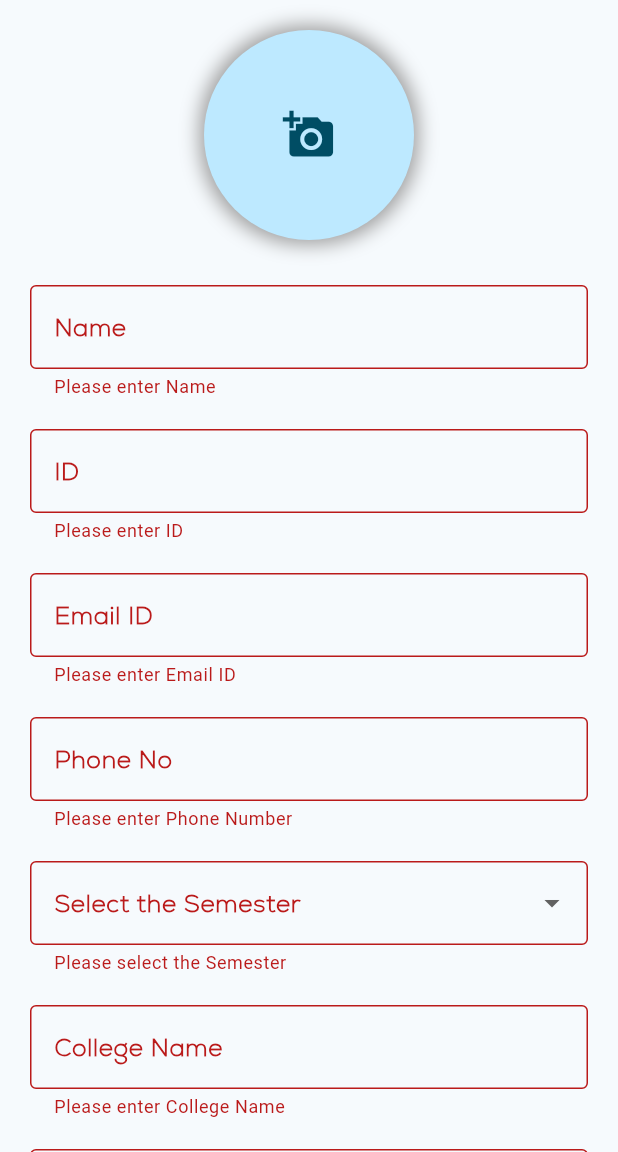
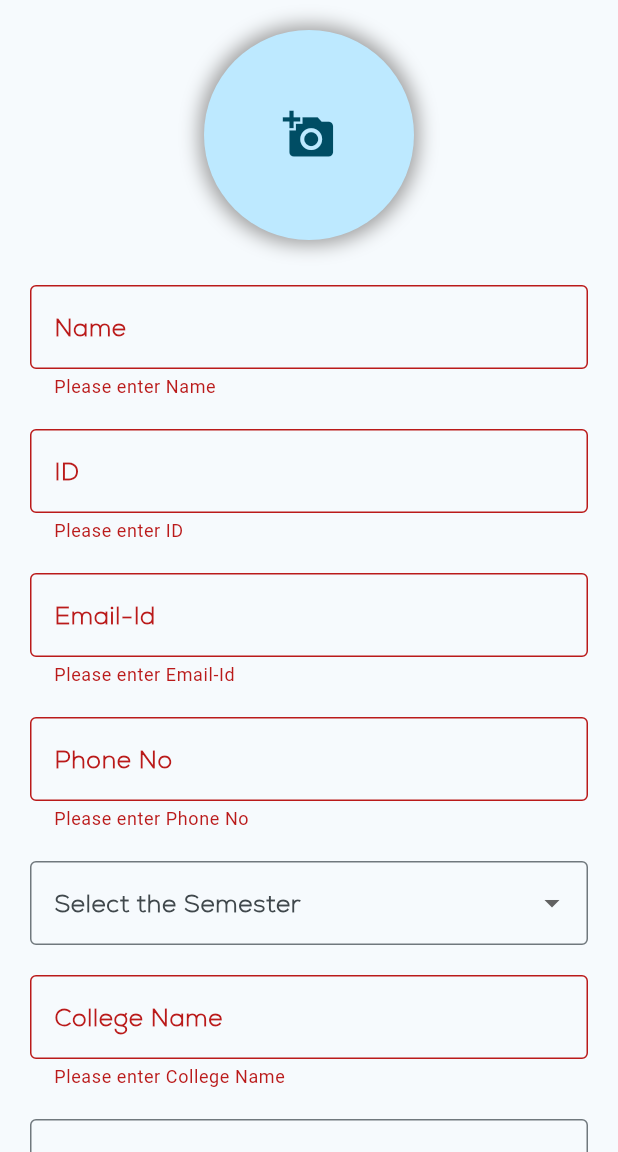
Before and after one commit to Rohit-R-M/SAM_mini_project, a Flutter app: the ProfileViewScreen screen opened directly, after a tap on "Save Changes", on a phone screen of 412 x 824 dp, the part 84-1236 px from its top. Run offline on Flutter 3.47's test engine with Material 3 defaults, Android fonts, the phone set to English and light mode, and no system bars; our stand-ins replace cloud_firestore, file_picker, firebase_auth, firebase_core, firebase_database, firebase_storage and 5 more; missing offline and left inert: easy_pdf_viewer; accounts and stored records are empty; network calls fail.

Commit message:
profile updated

```diff
--- a/lib/Admin/Course/CourseAdd.dart
+++ b/lib/Admin/Course/CourseAdd.dart
@@ -18,7 +18,7 @@ class _AdminCourseAddState extends State<AdminCourseAdd> {
 
   final TextEditingController _courseName = TextEditingController();
   final TextEditingController _courseInstructor = TextEditingController();
-  final String _branch = "Computer Science & Engineering";
+ final TextEditingController _courseInstructorid = TextEditingController();
 
 
   bool isloading = false;
@@ -36,10 +36,12 @@ class _AdminCourseAddState extends State<AdminCourseAdd> {
         'semester': _selectedValue,
         'course_name': _courseName.text.trim(),
         'course_instructor': _courseInstructor.text.trim(),
+        'instructor_id':_courseInstructorid.text.trim().toUpperCase(),
       });
 
       _courseName.clear();
       _courseInstructor.clear();
+      _courseInstructorid.clear();
       setState(() {
         _selectedValue = null;
       });
@@ -151,6 +153,26 @@ class _AdminCourseAddState extends State<AdminCourseAdd> {
                       return null;
                     },
                   ),
+                  SizedBox(height: 15,),
+
+                  Text("Course Instructor Id", style: TextStyle(fontWeight: FontWeight.bold, fontFamily: 'NexaBold',fontSize: 20),),
+
+                  TextFormField(
+                    controller: _courseInstructorid,
+                    keyboardType: TextInputType.text,
+                    decoration: InputDecoration(
+                        border: OutlineInputBorder(
+                          borderRadius: BorderRadius.circular(10),
+                        ),
+                        label: Text("Instructor Id", style: TextStyle(fontWeight: FontWeight.bold, fontFamily: 'NexaBold',))
+                    ),
+                    validator: (value){
+                      if(value==null || value.isEmpty){
+                        return'Please enter Instructor Id';
+                      }
+                      return null;
+                    },
+                  ),
 
                   SizedBox(height: 15,),
 
@@ -172,6 +194,7 @@ class _AdminCourseAddState extends State<AdminCourseAdd> {
                       return null;
                     },
                   ),
+
 
                   SizedBox(height:30,),
 
--- a/lib/Admin/Course/CourseList.dart
+++ b/lib/Admin/Course/CourseList.dart
@@ -14,9 +14,12 @@ class _AdminCourseListState extends State<AdminCourseList> {
   Future<void> _addOrUpdateCourse({DocumentSnapshot? course}) async {
     final courseNameController = TextEditingController(text: course?['course_name'] ?? '');
     final courseInstController = TextEditingController(text: course?['course_instructor'] ?? '');
+    final courseInstidController = TextEditingController(text: course?['instructor_id'] ?? '');
+
 
     String branch = course?['branch'] ?? '';
     String _selectedSem = course?['semester'] ?? '';
+
 
     await showDialog(
       context: context,
@@ -41,6 +44,10 @@ class _AdminCourseListState extends State<AdminCourseList> {
                       TextField(
                         controller: courseInstController,
                         decoration: InputDecoration(labelText: 'Course Instructor'),
+                      ),
+                      TextField(
+                        controller: courseInstidController,
+                        decoration: InputDecoration(labelText: 'Course Instructor Id'),
                       ),
 
                       SizedBox(height: 10),
@@ -107,6 +114,7 @@ class _AdminCourseListState extends State<AdminCourseList> {
                     final data = {
                       'course_name': courseNameController.text,
                       'course_instructor': courseInstController.text,
+                      'instructor_id': courseInstidController.text,
                       'semester': _selectedSem,
                       'branch': branch,
                     };
@@ -201,7 +209,7 @@ class _AdminCourseListState extends State<AdminCourseList> {
           final courses = snapshot.data!.docs;
           Map<String, Map<String, List<DocumentSnapshot>>> branchWiseSemesterCourses = {};
 
-          // Group courses by branch and semester
+
           for (var course in courses) {
             String branch = course['branch'] ?? 'Unknown Branch';
             String semester = course['semester'] ?? 'Unknown Semester';
@@ -227,6 +235,7 @@ class _AdminCourseListState extends State<AdminCourseList> {
                     children: branchWiseSemesterCourses[branch]![semester]!.map((course) {
                       var courseName = course['course_name'] ?? 'Unknown Course';
                       var courseInst = course['course_instructor'] ?? 'N/A';
+                      var courseInstid = course['instructor_id'] ?? 'N/A';
 
                       return ListTile(
                         title: Text(
@@ -236,7 +245,13 @@ class _AdminCourseListState extends State<AdminCourseList> {
                             fontFamily: 'Nexa',
                           ),
                         ),
-                        subtitle: Text("Instructor: $courseInst"),
+                        subtitle: Column(
+                          crossAxisAlignment: CrossAxisAlignment.start,
+                          children: [
+                            Text("Instructor: $courseInst"),
+                            Text("ID: $courseInstid"),
+                          ],
+                        ),
                         trailing: Row(
                           mainAxisSize: MainAxisSize.min,
                           children: [
--- a/lib/Student/Academics/attendance.dart
+++ b/lib/Student/Academics/attendance.dart
@@ -54,9 +54,9 @@ class _AttendanceScreenState extends State<AttendanceScreen> {
           // Access the correct document path in Firestore
           DocumentSnapshot studentDoc = await FirebaseFirestore.instance
               .collection('Attendance')
-              .doc(semester) // Semester-level document
+              .doc(semester)
               .collection('students')
-              .doc(studentId) // Student-level document with student ID as the document ID
+              .doc(studentId)
               .get();
 
           if (studentDoc.exists) {
--- a/lib/Student/drawer/Profile_View.dart
+++ b/lib/Student/drawer/Profile_View.dart
@@ -4,6 +4,8 @@ import 'package:firebase_storage/firebase_storage.dart';
 import 'package:image_picker/image_picker.dart';
 import 'dart:typed_data';
 import 'package:cloud_firestore/cloud_firestore.dart';
+import 'package:flutter/services.dart';
+import 'package:http/http.dart' as http;
 
 class ProfileViewScreen extends StatefulWidget {
   @override
@@ -18,9 +20,15 @@ class _ProfileViewScreenState extends State<ProfileViewScreen> {
   final FirebaseFirestore _firestore = FirebaseFirestore.instance;
 
   Uint8List? _image;
-  String? _name, _id, _semester, _collegeName, _branchName, _selectedBranch,_selectedSem;
+  String? _name,
+      _id,
+      _email,
+      _semester,
+      _collegeName,
+      _branchName,
+      _selectedBranch,
+      _selectedSem;
 
-  // Controllers for text fields
   final TextEditingController nameController = TextEditingController();
   final TextEditingController idController = TextEditingController();
   final TextEditingController emailidController = TextEditingController();
@@ -30,10 +38,8 @@ class _ProfileViewScreenState extends State<ProfileViewScreen> {
   final TextEditingController phonenoController = TextEditingController();
   final String role = 'Student';
 
-  // Loading state
   bool _isLoading = false;
 
-  // Function to select image from gallery
   Future<void> selectImage() async {
     final XFile? pickedImage =
         await _picker.pickImage(source: ImageSource.gallery);
@@ -57,7 +63,6 @@ class _ProfileViewScreenState extends State<ProfileViewScreen> {
     return downloadUrl; // Return the URL of the uploaded image
   }
 
-  // Function to update user profile
   void updateProfile() async {
     if (!_formKey.currentState!.validate()) return;
 
@@ -68,37 +73,47 @@ class _ProfileViewScreenState extends State<ProfileViewScreen> {
     String? downloadUrl = await uploadImage();
 
     try {
-      User? user = _auth.currentUser;
+      User? user = _auth.currentUser; // Ensure _auth is initialized with FirebaseAuth.instance
       if (user != null) {
-        // Update display name and photo URL in Firebase Auth
+        // Update Firebase Authentication Profile (displayName and photoURL)
         await user.updateProfile(
-            displayName: nameController.text.trim(), photoURL: downloadUrl);
+          displayName: nameController.text.trim(),
+          photoURL: downloadUrl,
+        );
 
-        // Update additional user details in Firestore
-        await _firestore.collection('Student_users').doc(user.uid).set({
+        // Query Firestore to get document matching email and usn
+        QuerySnapshot querySnapshot = await FirebaseFirestore.instance
+            .collection('Student_list')
+            .where('email', isEqualTo: emailidController.text.trim())
+            .where('usn', isEqualTo: idController.text.trim().toUpperCase())
+            .get();
+
+        if (querySnapshot.docs.isNotEmpty) {
+          await FirebaseFirestore.instance.collection('Student_users').doc(user.uid).set({
             'name': nameController.text.trim(),
-          'id': idController.text.trim(),
-          'email': emailidController.text.trim(),
+            'id': idController.text.trim().toUpperCase(),
+            'email':  emailidController.text.trim(),
             'phone_no': phonenoController.text.trim(),
-          'semester':_selectedSem,
+            'semester': _selectedSem,
             'college_name': collegeController.text.trim(),
             'branch_name': _selectedBranch,
-          'image_url': downloadUrl,
-          'role': role,
+            'image_url': downloadUrl, // Store the image URL
           }, SetOptions(merge: true));
+          _showDialog("Profile Updated", "Your profile has been successfully updated.");
 
-        _showDialog(
-            "Profile Updated", "Your profile has been successfully updated.");
+        } else {
+          _showDialog("Failed to Update", 'Please try again');
+        }
       }
     } catch (error) {
-      _showDialog(
-          "Update Failed", "There was an error updating your profile: $error");
+      _showDialog("Update Failed", "There was an error updating your profile: $error");
     } finally {
       setState(() {
-        _isLoading = false; // Stop loading
+        _isLoading = false;
       });
     }
   }
+
 
   // Function to show dialog messages
   void _showDialog(String title, String message) {
@@ -134,15 +149,23 @@ class _ProfileViewScreenState extends State<ProfileViewScreen> {
         await _firestore.collection('Student_users').doc(uid).get();
     if (snapshot.exists) {
       final data = snapshot.data() as Map<String, dynamic>;
+
       setState(() {
-        _selectedSem = data['semester'] ?? '';
+        semesterController.text = data['semester'] ?? '';
         idController.text = data['id'] ?? '';
         emailidController.text = data['email'] ?? '';
         phonenoController.text = data['phone_no'] ?? '';
         collegeController.text = data['college_name'] ?? '';
+        _selectedSem = data['semester'] ?? '';
         _selectedBranch = data['branch_name'] ?? '';
-        _image = data['image_url'];
       });
+
+      if (data['image_url'] != null) {
+        http.Response response = await http.get(Uri.parse(data['image_url']));
+        setState(() {
+          _image = response.bodyBytes;
+        });
+      }
     }
   }
 
@@ -162,7 +185,6 @@ class _ProfileViewScreenState extends State<ProfileViewScreen> {
             style: TextStyle(fontFamily: 'Nexa', color: Colors.white)),
         centerTitle: true,
       ),
-
       body: SingleChildScrollView(
         padding: const EdgeInsets.all(20),
         child: Form(
@@ -192,84 +214,23 @@ class _ProfileViewScreenState extends State<ProfileViewScreen> {
                 ),
               ),
               const SizedBox(height: 20),
-
               buildTextField("Name", nameController),
               buildTextField("ID", idController),
-              buildTextField("Email ID", emailidController),
+              buildTextField("Email-Id", emailidController),
 
-              Padding(
-                padding: const EdgeInsets.symmetric(vertical: 10),
-                child: TextFormField(
-                  controller: phonenoController,
-                  keyboardType: TextInputType.number,
-                  decoration: InputDecoration(
-                    labelText: 'Phone No',
-                    labelStyle: TextStyle(
-                        fontFamily: 'NexaBold', fontWeight: FontWeight.w900),
-                    border: OutlineInputBorder(),
-                  ),
-                  validator: (value) {
-                    if (value == null || value.isEmpty) {
-                      return 'Please enter Phone Number';
-                    } else if (value.length != 10) {
-                      return 'Please enter Valid Phone Number';
-                    }
-                    return null;
-                  },
-                ),
-              ),
-
-              Padding(
-                padding: const EdgeInsets.symmetric(vertical: 10),
-                child: DropdownButtonFormField<String>(
-                  decoration: InputDecoration(
-                    labelText: 'Select the Semester',
-                    labelStyle: TextStyle( fontFamily: 'NexaBold',fontWeight: FontWeight.w900),
-                    border: OutlineInputBorder(),
-                  ),
-                  value: _selectedSem,
-                  items: ['1', '2', '3', '4', '5', '6', '7', '8']
-                      .map((String option) => DropdownMenuItem<String>(
-                    value: option,
-                    child: Text(option),
-                  ))
-                      .toList(),
-                  onChanged: (newValue) {
-                    setState(() {
-                      _selectedSem = newValue;
-                    });
-                  },
-                  validator: (value) => value == null ? 'Please select the Semester' : null,
-                ),
-              ),
-
+              buildTextField("Phone No", phonenoController, isPhone: true),
+              buildDropdownField("Select the Semester", _selectedSem,
+                  ['1', '2', '3', '4', '5', '6', '7', '8']),
               buildTextField("College Name", collegeController),
-
-              Padding(
-                padding: const EdgeInsets.symmetric(vertical: 10),
-                child: DropdownButtonFormField<String>(
-                  decoration: InputDecoration(
-                    labelText: 'Select an Branch',
-                    labelStyle: TextStyle(
-                        fontFamily: 'NexaBold', fontWeight: FontWeight.w900),
-                    border: OutlineInputBorder(),
-                  ),
-                  value: _selectedBranch,
-                  items: ["Computer Science & Engineering", 'Information Science & Engineering','Civil Engineering',"Mechanical Engineering","Electrical Engineering","Electronics & Communication Engineering","Biotechnology Engineering"]
-                      .map((String option) => DropdownMenuItem<String>(
-                            value: option,
-                            child: Text(option),
-                          ))
-                      .toList(),
-                  onChanged: (newValue) {
-                    setState(() {
-                      _selectedBranch = newValue;
-                    });
-                  },
-                  validator: (value) =>
-                      value == null ? 'Please select the Branch' : null,
-                ),
-              ),
+              buildDropdownField("Select an Branch", _selectedBranch, [
+                "Computer Science & Engineering",
+                'Information Science & Engineering',
+                'Civil Engineering',
+                "Mechanical Engineering",
+                "Electrical Engineering",
+                "Electronics & Communication Engineering",
+                "Biotechnology Engineering"
+              ]),
               const SizedBox(height: 20),
               _isLoading
                   ? CircularProgressIndicator()
@@ -286,14 +247,15 @@ class _ProfileViewScreenState extends State<ProfileViewScreen> {
       ),
     );
   }
-}
 
-// Widget to build text fields
-Widget buildTextField(String label, TextEditingController controller) {
+  Widget buildTextField(String label, TextEditingController controller,
+      {bool readOnly = false, bool isPhone = false}) {
     return Padding(
       padding: const EdgeInsets.symmetric(vertical: 10),
       child: TextFormField(
         controller: controller,
+        readOnly: readOnly,
+        keyboardType: isPhone ? TextInputType.number : TextInputType.text,
         decoration: InputDecoration(
           labelText: label,
           labelStyle:
@@ -304,8 +266,42 @@ Widget buildTextField(String label, TextEditingController controller) {
           if (value == null || value.isEmpty) {
             return 'Please enter $label';
           }
+          if (isPhone && value.length != 10) {
+            return 'Please enter a valid phone number';
+          }
           return null;
         },
       ),
     );
   }
+
+  Widget buildDropdownField(
+      String label, String? selectedValue, List<String> options) {
+    return Padding(
+      padding: const EdgeInsets.symmetric(vertical: 10),
+      child: DropdownButtonFormField<String>(
+        decoration: InputDecoration(
+          labelText: label,
+          labelStyle:
+              TextStyle(fontFamily: 'NexaBold', fontWeight: FontWeight.w900),
+          border: OutlineInputBorder(),
+        ),
+        value: selectedValue,
+        items: options.map((String value) {
+          return DropdownMenuItem<String>(
+            value: value,
+            child: Text(value),
+          );
+        }).toList(),
+        onChanged: (newValue) {
+          setState(() {
+            if (label.contains('Semester'))
+              _selectedSem = newValue;
+            else
+              _selectedBranch = newValue;
+          });
+        },
+      ),
+    );
+  }
+}
--- a/lib/Student/homepage.dart
+++ b/lib/Student/homepage.dart
@@ -298,6 +298,7 @@ class _HomePageState extends State<HomePage> {
                       spreadRadius: 2,
                     ),
                   ],
+
                 ),
                 child: ListTile(
                   leading: SizedBox(
--- a/lib/Teacher/Home/home.dart
+++ b/lib/Teacher/Home/home.dart
@@ -48,7 +48,7 @@ class _HomeContentState extends State<HomeContent> {
     QuerySnapshot snapshot = await _firestore
         .collection('Admin_added_Course')
         .where('branch', isEqualTo: _branch)
-        .where('course_instructor', isEqualTo: _name) // Filter by teacher's name
+        .where('instructor_id', isEqualTo: _id)
         .get();
 
     return snapshot.docs
```
Also changed, not shown: assets/images/Blue Banner.png (added). Lines whose indentation alone changed are shown as unchanged.
